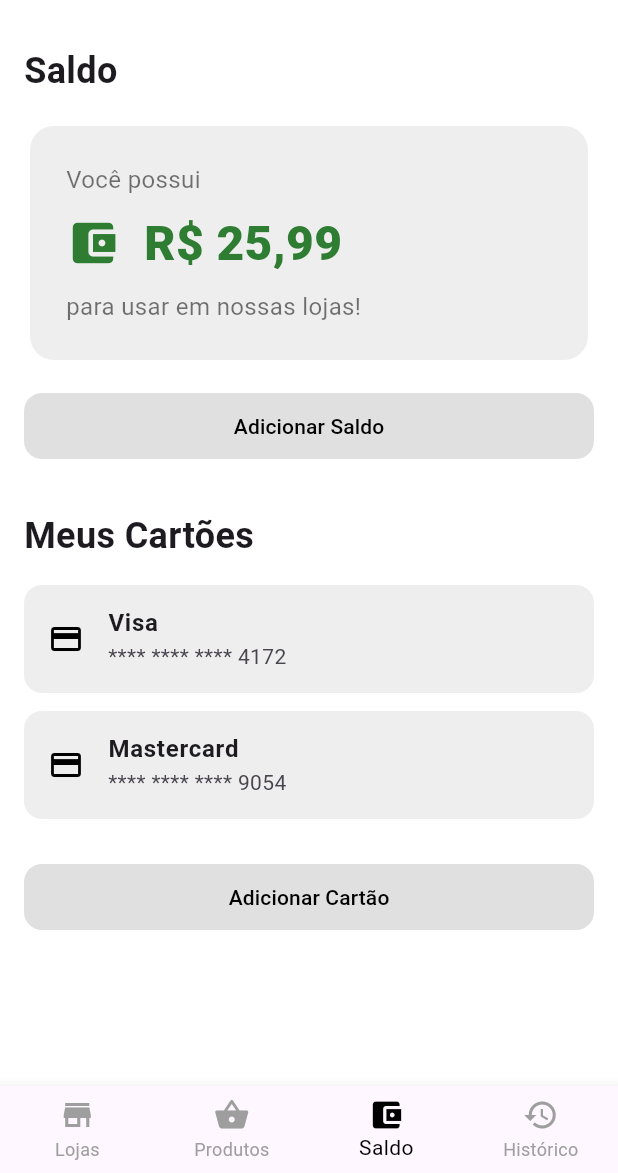
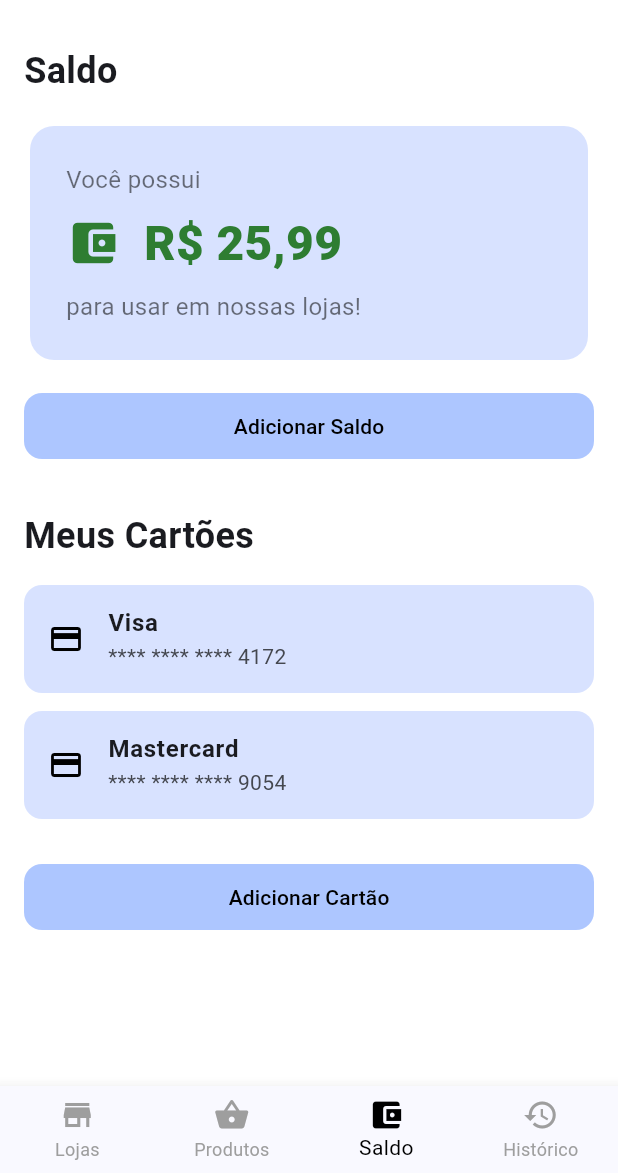
Before and after one commit to caio-pellegrini/appmarket, a Flutter app: the screen it shows after launch, item 3 of the bottom bar chosen, on a phone screen of 412 x 824 dp, the part 63-1236 px from its top. Run offline on Flutter 3.47's test engine with Material 3 defaults, Android fonts, the phone set to English and light mode, and no system bars; network calls fail.

Commit message:
feature: implement material you in main pages

```diff
--- a/lib/main.dart
+++ b/lib/main.dart
@@ -15,8 +15,9 @@ class MyApp extends StatelessWidget {
   Widget build(BuildContext context) {
     return MaterialApp(
       title: titulo,
-      theme: ThemeData(
-        primarySwatch: Colors.blue,
+      theme: ThemeData(    // troque abaixo a paleta de cores
+        colorScheme: ColorScheme.fromSeed(seedColor: Colors.blueAccent),
+        useMaterial3: true,
         scaffoldBackgroundColor: Colors.white,
         fontFamily: 'Roboto',
       ),
--- a/lib/pages/lojas_page.dart
+++ b/lib/pages/lojas_page.dart
@@ -27,7 +27,7 @@ class LojasPage extends StatelessWidget {
                 itemBuilder: (context, index) {
                   final loja = lojas[index];
                   return Card(
-                    color: Colors.grey[200],
+                    color: Theme.of(context).colorScheme.primaryContainer,
                     margin: const EdgeInsets.only(bottom: 16.0),
                     child: Padding(
                       padding: const EdgeInsets.all(8.0),
--- a/lib/pages/saldo_page.dart
+++ b/lib/pages/saldo_page.dart
@@ -18,14 +18,14 @@ class SaldoPage extends StatelessWidget {
               ),
               const SizedBox(height: 16),
 
-              _buildSaldoCard(),
+              _buildSaldoCard(context),
 
               const SizedBox(height: 16),
 
               ElevatedButton(
                 onPressed: () {},
                 style: ElevatedButton.styleFrom(
-                  backgroundColor: Colors.grey[300],
+                  backgroundColor: Theme.of(context).colorScheme.primaryFixedDim,
                   foregroundColor: Colors.black,
                   elevation: 0,
                   shape: RoundedRectangleBorder(borderRadius: BorderRadius.circular(12)),
@@ -41,14 +41,14 @@ class SaldoPage extends StatelessWidget {
                 style: TextStyle(fontSize: 24, fontWeight: FontWeight.bold),
               ),
               const SizedBox(height: 16.0),
-              _buildCartaoCard('Visa', '**** **** **** 4172'),
-              _buildCartaoCard('Mastercard', '**** **** **** 9054'),
+              _buildCartaoCard('Visa', '**** **** **** 4172', context),
+              _buildCartaoCard('Mastercard', '**** **** **** 9054', context),
               const SizedBox(height: 16.0),
 
               ElevatedButton(
                 onPressed: () {},
                 style: ElevatedButton.styleFrom(
-                  backgroundColor: Colors.grey[300],
+                  backgroundColor: Theme.of(context).colorScheme.primaryFixedDim,
                   foregroundColor: Colors.black,
                   elevation: 0,
                   shape: RoundedRectangleBorder(borderRadius: BorderRadius.circular(12)),
@@ -66,10 +66,10 @@ class SaldoPage extends StatelessWidget {
   }
 }
 
-Widget _buildSaldoCard() {
+Widget _buildSaldoCard(context) {
   return Card(
     elevation: 0,
-    color: Colors.grey[200],
+    color: Theme.of(context).colorScheme.primaryContainer,
     shape: RoundedRectangleBorder(borderRadius: BorderRadius.circular(16.0)),
 
     child: Padding(
@@ -103,10 +103,10 @@ Widget _buildSaldoCard() {
   );
 }
 
-Widget _buildCartaoCard(String bandeira, String numero) {
+Widget _buildCartaoCard(String bandeira, String numero, BuildContext context) {
   return Card(
     elevation: 0,
-    color: Colors.grey[200],
+    color: Theme.of(context).colorScheme.primaryContainer,
     margin: const EdgeInsets.only(bottom: 12.0),
     shape: RoundedRectangleBorder(borderRadius: BorderRadius.circular(12.0)),
     child: ListTile(
--- a/lib/widgets/product_card.dart
+++ b/lib/widgets/product_card.dart
@@ -17,7 +17,7 @@ class _ProdutoCardState extends State<ProdutoCard> {
   @override
   Widget build(BuildContext build) {
     return Card(
-      color: Colors.grey[200],
+      color: Theme.of(context).colorScheme.primaryContainer,
       elevation: 0, // remove sombra
       margin: const EdgeInsets.only(bottom: 12.0),
       shape: RoundedRectangleBorder(
```
Also changed, not shown: lib/pages/historico_page.dart (+15 -6 lines).
